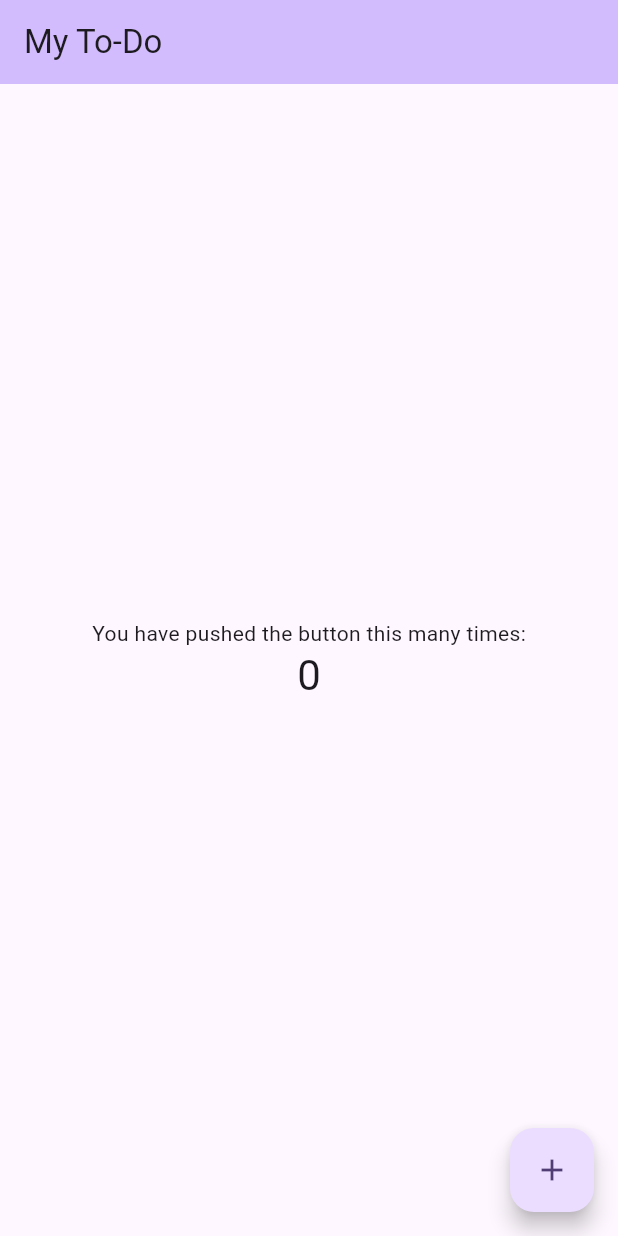
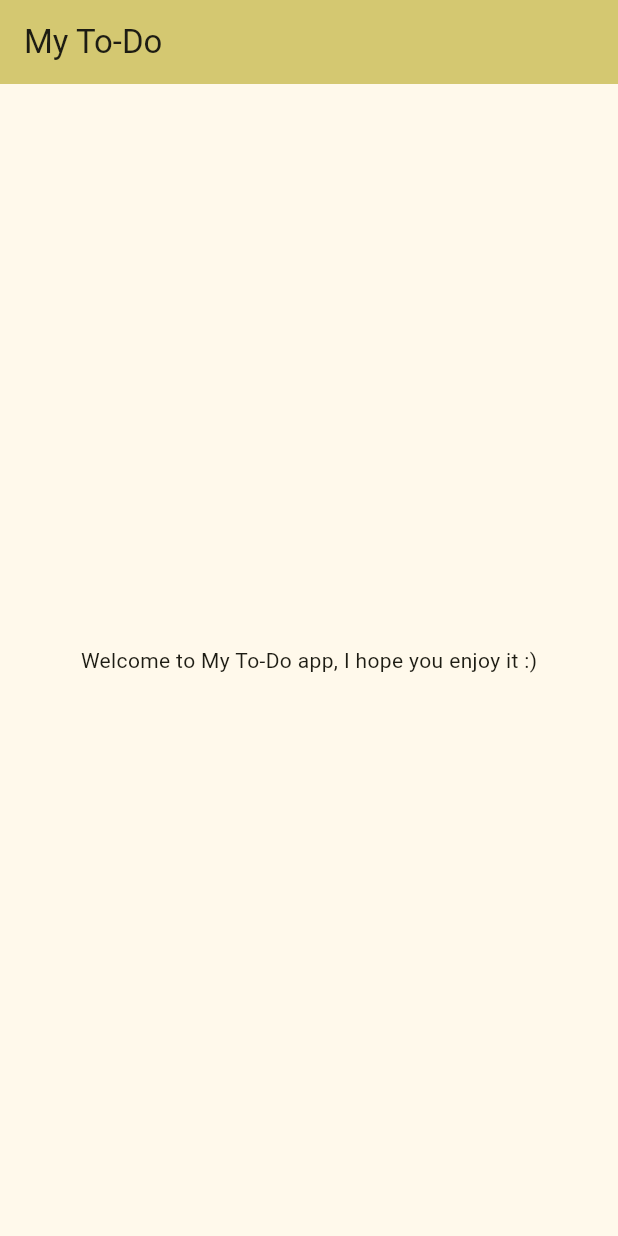
Before and after one commit to Turki-OTB/flutter-todo-app, a Flutter app: the screen it shows after launch, on a phone screen of 412 x 824 dp. Run offline on Flutter 3.47's test engine with Material 3 defaults, Android fonts, the phone set to English and light mode, and no system bars.

Commit message:
Removed counter demo, created clean slate with welcome text

```diff
--- a/lib/main.dart
+++ b/lib/main.dart
@@ -28,7 +28,7 @@ class MyApp extends StatelessWidget {
         //
         // This works for code too, not just values: Most code changes can be
         // tested with just a hot reload.
-        colorScheme: .fromSeed(seedColor: Colors.deepPurple),
+        colorScheme: .fromSeed(seedColor: Colors.yellow),
       ),
       home: const MyHomePage(title: 'My To-Do'),
     );
@@ -54,19 +54,6 @@ class MyHomePage extends StatefulWidget {
 }
 
 class _MyHomePageState extends State<MyHomePage> {
-  int _counter = 0;
-
-  void _incrementCounter() {
-    setState(() {
-      // This call to setState tells the Flutter framework that something has
-      // changed in this State, which causes it to rerun the build method below
-      // so that the display can reflect the updated values. If we changed
-      // _counter without calling setState(), then the build method would not be
-      // called again, and so nothing would appear to happen.
-      _counter++;
-    });
-  }
-
   @override
   Widget build(BuildContext context) {
     // This method is rerun every time setState is called, for instance as done
@@ -104,18 +91,9 @@ class _MyHomePageState extends State<MyHomePage> {
           // wireframe for each widget.
           mainAxisAlignment: .center,
           children: [
-            const Text('You have pushed the button this many times:'),
-            Text(
-              '$_counter',
-              style: Theme.of(context).textTheme.headlineMedium,
-            ),
+            const Text('Welcome to My To-Do app, I hope you enjoy it :)'),
           ],
         ),
-      ),
-      floatingActionButton: FloatingActionButton(
-        onPressed: _incrementCounter,
-        tooltip: 'Increment',
-        child: const Icon(Icons.add),
       ),
     );
   }
```
